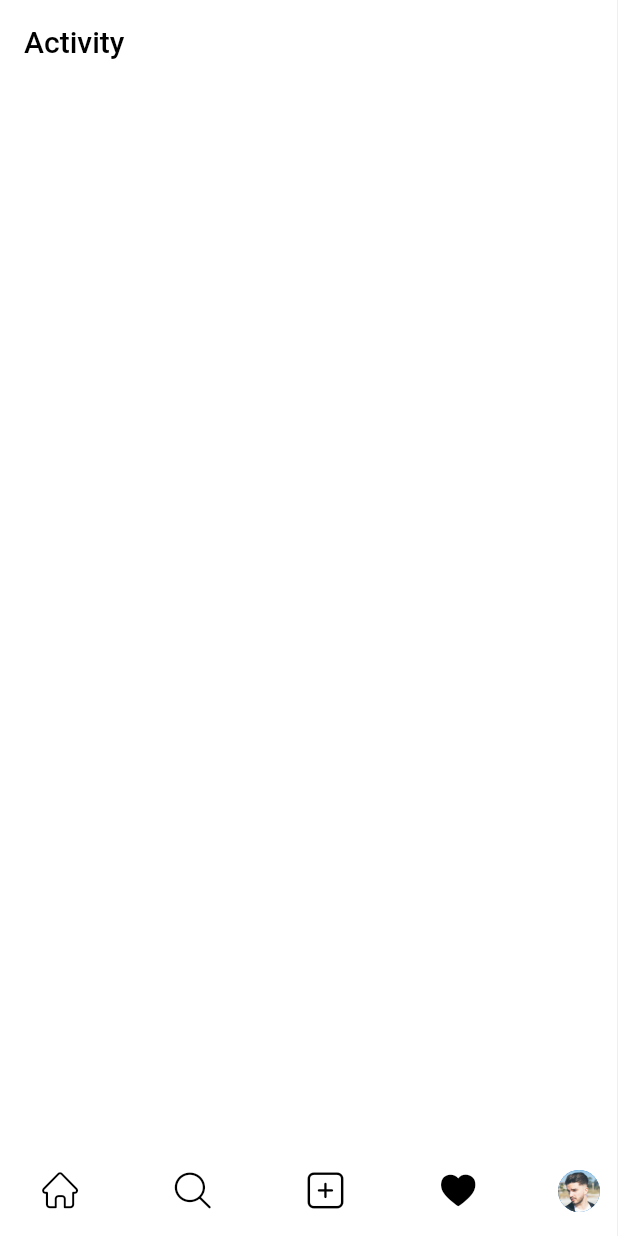
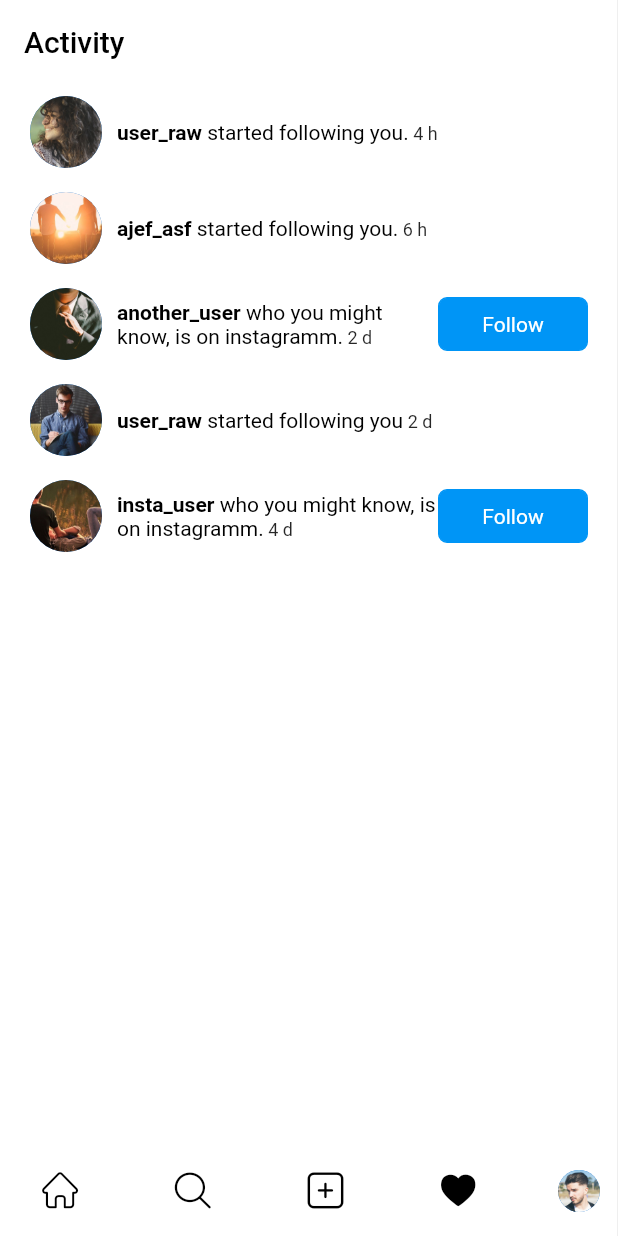
Before and after one commit to iAhmadAmin/instagram, a Flutter app: the screen it shows after launch, item 4 of the bottom bar chosen, on a phone screen of 412 x 824 dp. Run offline on Flutter 3.47's test engine with Material 2 defaults, Android fonts, the phone set to English and light mode, and no system bars; our stand-ins replace get, google_fonts.

Commit message:
activity page

```diff
--- a/lib/core/controllers/main_controller.dart
+++ b/lib/core/controllers/main_controller.dart
@@ -2,6 +2,12 @@ import 'package:get/get.dart';
 
 class MainController extends GetxController {
   bool isMenuOpened = false;
+  bool isDark = Get.isDarkMode;
+
+  void updateTheme() {
+    isDark = !isDark;
+    update();
+  }
 
   void controlMenu() {
     isMenuOpened = !isMenuOpened;
--- /dev/null
+++ b/lib/core/models/activity.dart
@@ -0,0 +1,14 @@
+class Activity {
+  final String userDp;
+  final String userName;
+  final String notification;
+  final String time;
+  final bool isFollower;
+
+  Activity(
+      {this.userDp,
+      this.userName,
+      this.notification,
+      this.time,
+      this.isFollower = true});
+}
--- a/lib/core/models/data.dart
+++ b/lib/core/models/data.dart
@@ -1,3 +1,4 @@
+import 'package:instagram/core/models/activity.dart';
 import 'package:instagram/core/models/post.dart';
 import 'package:instagram/core/models/story.dart';
 import 'package:instagram/core/models/user.dart';
@@ -159,3 +160,37 @@ List searchImages = [
   "https://images.unsplash.com/photo-1504933350103-e840ede978d4?ixlib=rb-1.2.1&ixid=eyJhcHBfaWQiOjEyMDd9&auto=format&fit=crop&w=800&q=60",
   "https://images.unsplash.com/photo-1467632499275-7a693a761056?ixlib=rb-1.2.1&ixid=eyJhcHBfaWQiOjEyMDd9&auto=format&fit=crop&w=800&q=60"
 ];
+
+List<Activity> activities = [
+  Activity(
+    userDp: "assets/images/1.jpg",
+    userName: "user_raw",
+    notification: "started following you.",
+    time: "4 h",
+  ),
+  Activity(
+    userDp: "assets/images/2.jpg",
+    userName: "ajef_asf",
+    notification: "started following you.",
+    time: "6 h",
+  ),
+  Activity(
+    userDp: "assets/images/3.jpg",
+    userName: "another_user",
+    notification: "who you might know, is on instagramm.",
+    time: "2 d",
+    isFollower: false,
+  ),
+  Activity(
+    userDp: "assets/images/4.jpg",
+    userName: "user_raw",
+    notification: "started following you",
+    time: "2 d",
+  ),
+  Activity(
+      userDp: "assets/images/5.jpg",
+      userName: "insta_user",
+      notification: "who you might know, is on instagramm.",
+      isFollower: false,
+      time: "4 d"),
+];
--- a/lib/ui/pages/Activity/activity_page.dart
+++ b/lib/ui/pages/Activity/activity_page.dart
@@ -1,5 +1,8 @@
 import 'package:flutter/material.dart';
 import 'package:get/get.dart';
+import 'package:instagram/core/models/data.dart';
+import 'package:instagram/core/models/activity.dart';
+import 'package:instagram/ui/pages/Activity/activity_tile.dart';
 
 class ActivityPage extends StatelessWidget {
   @override
@@ -14,7 +17,14 @@ class ActivityPage extends StatelessWidget {
           style: TextStyle(color: Get.isDarkMode ? Colors.white : Colors.black),
         ),
       ),
-      body: Container(),
+      body: Container(
+        child: ListView.builder(
+            itemCount: activities.length,
+            itemBuilder: (context, index) {
+              final Activity activity = activities[index];
+              return ActivityTile(activity: activity);
+            }),
+      ),
     );
   }
 }
--- /dev/null
+++ b/lib/ui/pages/Activity/activity_tile.dart
@@ -0,0 +1,55 @@
+import 'package:flutter/material.dart';
+import 'package:instagram/core/models/activity.dart';
+import 'package:instagram/sizeconfig.dart';
+import 'package:instagram/ui/pages/Profile/components.dart';
+import 'package:instagram/ui/styles/textstyles.dart';
+
+class ActivityTile extends StatelessWidget {
+  final Activity activity;
+  ActivityTile({@required this.activity});
+
+  @override
+  Widget build(BuildContext context) {
+    return Container(
+      //  height: 70,
+      width: SizeConfig.screenWidth,
+      margin: const EdgeInsets.symmetric(vertical: 8),
+      padding: const EdgeInsets.symmetric(horizontal: 20),
+      child: Row(
+        children: [
+          CircleAvatar(
+            radius: 24,
+            backgroundImage: AssetImage(activity.userDp),
+          ),
+          const SizedBox(
+            width: 10,
+          ),
+          Expanded(
+            child: RichText(
+              maxLines: 2,
+              overflow: TextOverflow.ellipsis,
+              text: TextSpan(
+                text: activity.userName + " ",
+                style: impBodyTextStyle,
+                children: <TextSpan>[
+                  TextSpan(text: activity.notification, style: bodyTextStyle),
+                  TextSpan(text: " " + activity.time, style: captionTextStyle),
+                ],
+              ),
+            ),
+          ),
+          activity.isFollower
+              ? const SizedBox()
+              : button(
+                  isFilled: true,
+                  child: const Text(
+                    "Follow",
+                    style: TextStyle(color: Colors.white),
+                  ),
+                  width: 100,
+                  onTap: () {}),
+        ],
+      ),
+    );
+  }
+}
--- a/lib/ui/pages/Activity/notification_tile.dart
+++ /dev/null
@@ -1,16 +0,0 @@
-import 'package:flutter/material.dart';
-import 'package:instagram/sizeconfig.dart';
-import 'package:get/get.dart';
-
-class NotificationTile extends StatelessWidget {
-  @override
-  Widget build(BuildContext context) {
-    return Container(
-      height: 70,
-      width: SizeConfig.screenWidth,
-      margin: const EdgeInsets.symmetric(vertical: 8),
-      padding: const EdgeInsets.symmetric(horizontal: 20),
-      color: Get.isDarkMode ? Colors.black : Colors.white,
-    );
-  }
-}
--- /dev/null
+++ b/lib/ui/pages/AddPost/add_post_page.dart
@@ -0,0 +1,12 @@
+import 'package:flutter/material.dart';
+
+class AddPostPage extends StatelessWidget {
+  @override
+  Widget build(BuildContext context) {
+    return Container(
+      child: Center(
+        child: Text("Add post page"),
+      ),
+    );
+  }
+}
--- a/lib/ui/pages/Profile/components.dart
+++ b/lib/ui/pages/Profile/components.dart
@@ -1,5 +1,6 @@
 import 'package:flutter/cupertino.dart';
 import 'package:flutter/material.dart';
+import 'package:instagram/core/controllers/main_controller.dart';
 import 'package:instagram/core/models/data.dart';
 import 'package:instagram/core/models/user.dart';
 import 'package:instagram/sizeconfig.dart';
@@ -46,8 +47,10 @@ Widget infoBar({@required User user, @required Widget widget}) {
                     ),
                   ),
                   _counter(count: user.post.toString(), label: "Posts"),
-                _counter(count: user.followers.toString(), label: "Followers"),
-                _counter(count: user.following.toString(), label: "Following"),
+                  _counter(
+                      count: user.followers.toString(), label: "Followers"),
+                  _counter(
+                      count: user.following.toString(), label: "Following"),
                 ],
               ),
               const SizedBox(
@@ -55,15 +58,15 @@ Widget infoBar({@required User user, @required Widget widget}) {
               ),
               Text(
                 user.name,
-              style: subHeadingTextStyle.copyWith(fontWeight: FontWeight.w600),
+                style:
+                    subHeadingTextStyle.copyWith(fontWeight: FontWeight.w600),
               ),
               const SizedBox(
                 height: 4,
               ),
               widget,
             ],
-        )),
-  );
+          )));
 }
 
 Widget _counter({@required String count, @required String label}) {
@@ -94,20 +97,22 @@ Widget button(
     @required Function onTap}) {
   return GestureDetector(
     onTap: onTap,
-    child: Container(
+    child: GetBuilder<MainController>(
+      builder: (value) {
+        return Container(
           height: height,
           width: width,
           decoration: BoxDecoration(
             border: Border.all(
               color: isFilled
                   ? primaryColor
-              : Get.isDarkMode
+                  : value.isDark
                       ? Colors.white.withOpacity(0.5)
                       : Colors.black.withOpacity(0.5),
             ),
             color: isFilled
                 ? primaryColor
-            : Get.isDarkMode
+                : value.isDark
                     ? Colors.black
                     : Colors.white,
             borderRadius: BorderRadius.circular(6),
@@ -115,6 +120,8 @@ Widget button(
           child: Center(
             child: child,
           ),
+        );
+      },
     ),
   );
 }
--- a/lib/ui/pages/Profile/my_profile.dart
+++ b/lib/ui/pages/Profile/my_profile.dart
@@ -71,30 +71,35 @@ class MyProfilePage extends StatelessWidget {
   }
 
   Widget _appBar() {
+    return GetBuilder<MainController>(
+      builder: (value) {
         return SliverAppBar(
             pinned: true,
-        backgroundColor: Get.isDarkMode ? Colors.black : Colors.white,
+            backgroundColor: _controller.isDark ? Colors.black : Colors.white,
             title: Text(
               user.username,
-          style: TextStyle(color: Get.isDarkMode ? Colors.white : Colors.black),
+              style: TextStyle(
+                  color: _controller.isDark ? Colors.white : Colors.black),
             ),
             actions: [
               IconButton(
                 icon: Icon(
                   Icons.add,
-              color: textColor,
+                  color: _controller.isDark ? Colors.white : Colors.black,
                 ),
                 onPressed: () {},
               ),
               IconButton(
                 icon: Icon(
                   Icons.menu,
-              color: Get.isDarkMode ? Colors.white : Colors.black,
+                  color: _controller.isDark ? Colors.white : Colors.black,
                 ),
                 onPressed: () {
                   _controller.controlMenu();
                 },
               )
             ]);
+      },
+    );
   }
 }
--- a/lib/ui/pages/Root/root_page.dart
+++ b/lib/ui/pages/Root/root_page.dart
@@ -4,6 +4,7 @@ import 'package:instagram/core/controllers/main_controller.dart';
 import 'package:instagram/my_icons.dart';
 import 'package:instagram/sizeconfig.dart';
 import 'package:instagram/ui/pages/Activity/activity_page.dart';
+import 'package:instagram/ui/pages/AddPost/add_post_page.dart';
 import 'package:instagram/ui/pages/Home/home_page.dart';
 import 'package:instagram/ui/pages/Profile/my_profile.dart';
 import 'package:instagram/ui/pages/Profile/setting_page.dart';
@@ -17,13 +18,14 @@ class RootPage extends StatefulWidget {
 
 class _RootPageState extends State<RootPage> {
   final MainController _controller = Get.put(MainController());
+
   Color textColor = Get.isDarkMode ? Colors.white : Colors.black;
   int _selectedTab = 0;
 
   final List<Widget> _pages = [
     HomePage(),
     SearchPage(),
-    Container(),
+    AddPostPage(),
     ActivityPage(),
     MyProfilePage(),
   ];
@@ -178,6 +180,7 @@ class _RootPageState extends State<RootPage> {
                   label:
                       Get.isDarkMode ? "Enable lite mode" : "Enable dark mode",
                   onTap: () {
+                    _controller.updateTheme();
                     if (Get.isDarkMode) {
                       Get.changeThemeMode(ThemeMode.light);
                     } else {
@@ -195,6 +198,7 @@ class _RootPageState extends State<RootPage> {
                       icon: Icons.settings,
                       label: "Settings",
                       onTap: () {
+                        _controller.controlMenu();
                         Get.to(SettingPage());
                       }))
             ],
```
Lines whose indentation alone changed are shown as unchanged.
